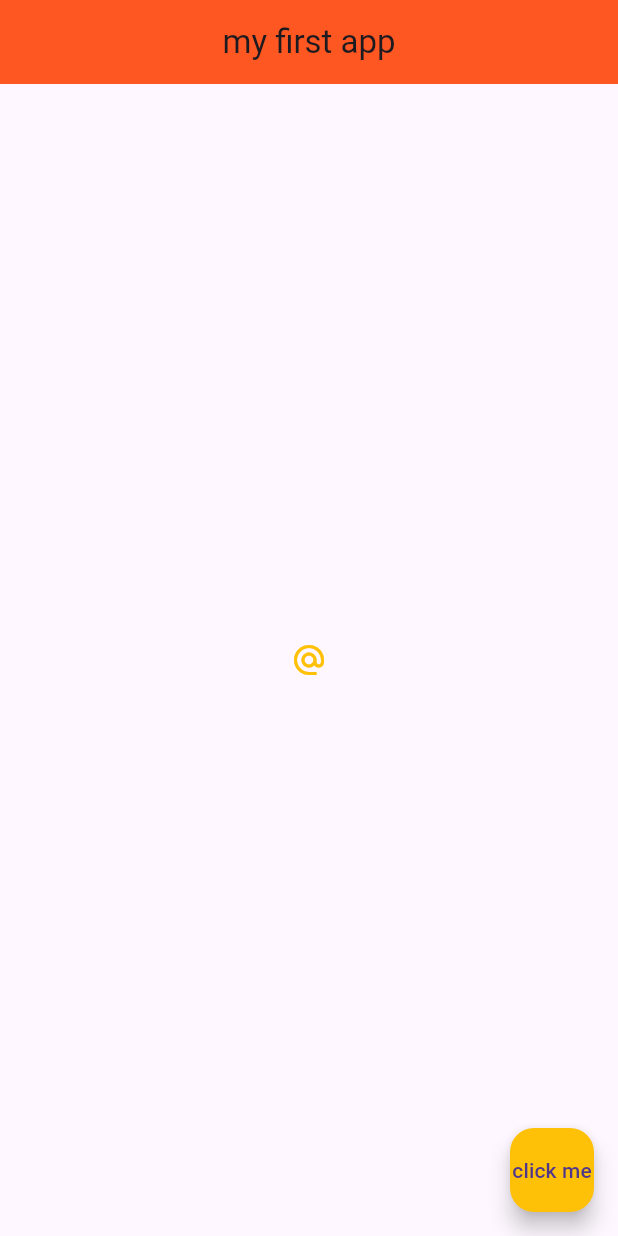
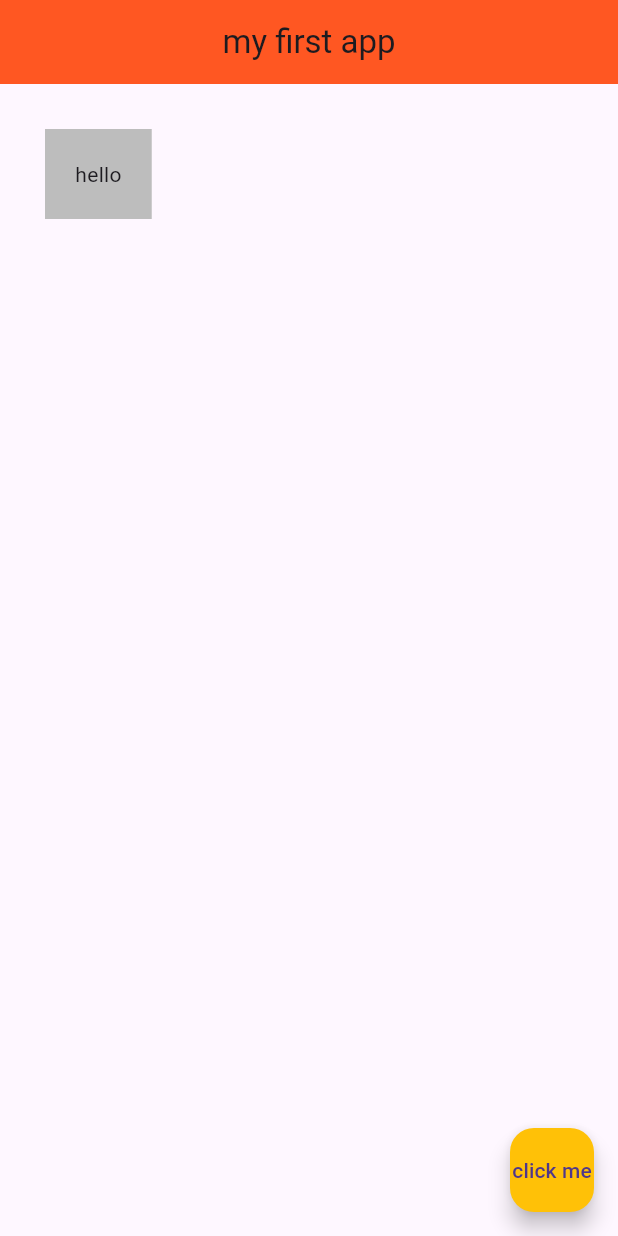
Before and after one commit to better-adapted/flutter_app_demo, a Flutter app: the screen it shows after launch, on a phone screen of 412 x 824 dp. Run offline on Flutter 3.47's test engine with Material 3 defaults, Android fonts, the phone set to English and light mode, and no system bars.

Commit message:
container margin padd example

```diff
--- a/lib/main.dart
+++ b/lib/main.dart
@@ -16,15 +16,8 @@ class Home extends StatelessWidget {
         centerTitle: true,
         backgroundColor: Colors.deepOrange,
       ),
-      body: Center(
-        child: IconButton(
-            onPressed: ()
-            {
-              print('u clicked me');
-            },
-            icon: Icon(Icons.alternate_email),
-            color: Colors.amber
-        )
+      body: Container(padding: EdgeInsets.all(20.0),margin: EdgeInsets.all(30.0),color: Colors.grey[400],
+      child: Text('hello'),
       ),
       floatingActionButton: FloatingActionButton(onPressed: () {},child: Text('click me'),backgroundColor: Colors.amber),
     );
```
